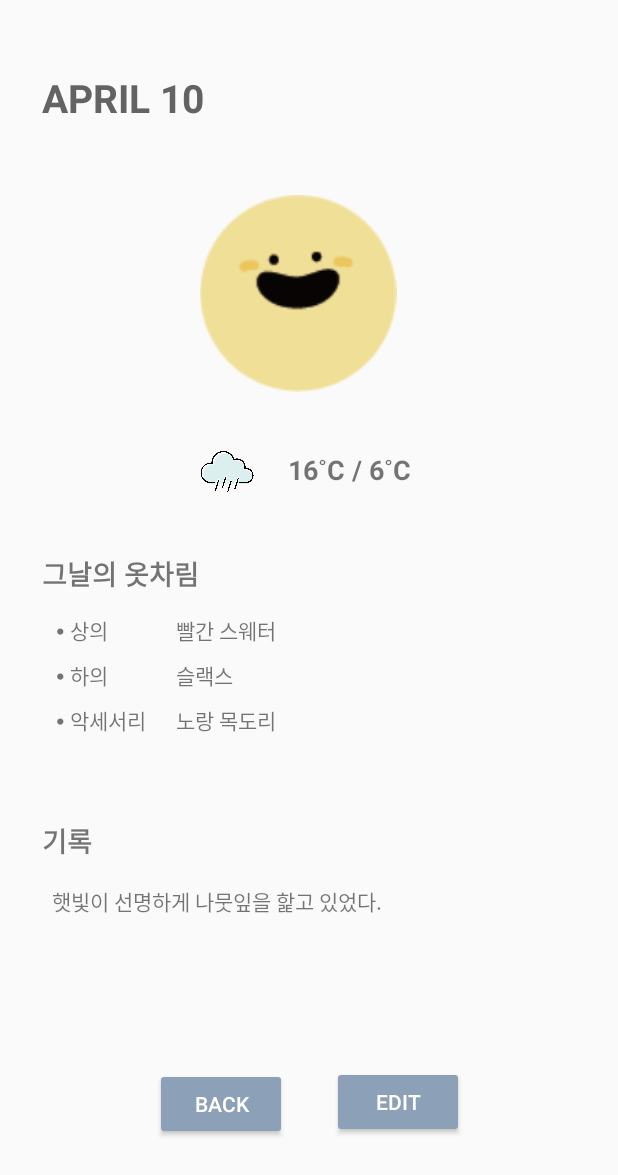
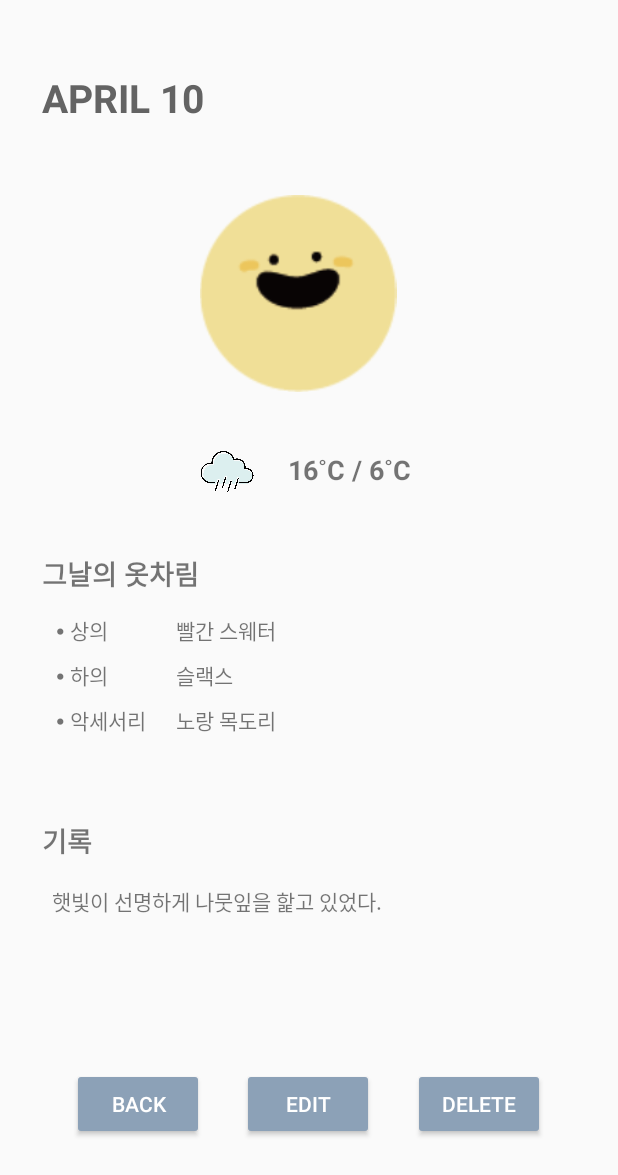
Before and after one commit to Kkorrru/Look-Note, an Android app: the layout activity_search_window.xml on its own in the app's theme, with its tools: preview values and no code run, on a phone screen of 412 x 824 dp. Shown: the top 1175 px of the screen. Run offline under Robolectric (Android 15) with nearby library versions, the phone set to English and light mode, and no system bars.

Commit message:
modify search window and cal

```diff
--- a/app/src/main/java/com/example/looknote/GridClickListener.java
+++ b/app/src/main/java/com/example/looknote/GridClickListener.java
@@ -42,7 +42,7 @@ public class GridClickListener implements OnClickListener {
             context.startActivity(intent);
         }
 
-        if(degree.equals("NO DATA")){
+        if(degree.equals(" ")){
             Intent intent = new Intent(context, InputWindow.class);
             intent.putExtra("year", year);
             intent.putExtra("month", month+1);
--- a/app/src/main/res/layout/activity_search_window.xml
+++ b/app/src/main/res/layout/activity_search_window.xml
@@ -56,10 +56,25 @@
         android:textColor="@color/white"
         app:layout_constraintBottom_toBottomOf="parent"
         app:layout_constraintEnd_toEndOf="parent"
-        app:layout_constraintHorizontal_bias="0.684"
+        app:layout_constraintHorizontal_bias="0.498"
         app:layout_constraintStart_toStartOf="parent"
         app:layout_constraintTop_toBottomOf="@+id/recording"
-        app:layout_constraintVertical_bias="0.882" />
+        app:layout_constraintVertical_bias="0.897" />
+
+    <Button
+        android:id="@+id/button_del"
+        android:layout_width="wrap_content"
+        android:layout_height="wrap_content"
+        android:layout_marginBottom="56dp"
+        android:backgroundTint="#8CA1B7"
+        android:text="DELETE"
+        android:textColor="@color/white"
+        app:layout_constraintBottom_toBottomOf="parent"
+        app:layout_constraintEnd_toEndOf="parent"
+        app:layout_constraintHorizontal_bias="0.344"
+        app:layout_constraintStart_toEndOf="@+id/button_edit"
+        app:layout_constraintTop_toBottomOf="@+id/recording"
+        app:layout_constraintVertical_bias="0.897" />
 
     <Button
         android:id="@+id/button_back"
@@ -71,7 +86,7 @@
         android:textColor="@color/white"
         app:layout_constraintBottom_toBottomOf="parent"
         app:layout_constraintEnd_toStartOf="@+id/button_edit"
-        app:layout_constraintHorizontal_bias="0.774"
+        app:layout_constraintHorizontal_bias="0.657"
         app:layout_constraintStart_toStartOf="parent"
         app:layout_constraintTop_toBottomOf="@+id/recording"
         app:layout_constraintVertical_bias="0.897" />
```
Also changed, not shown: app/src/main/java/com/example/looknote/Diary.java (+6 -6 lines), app/src/main/java/com/example/looknote/SearchWindow.java (+29 -0 lines).
